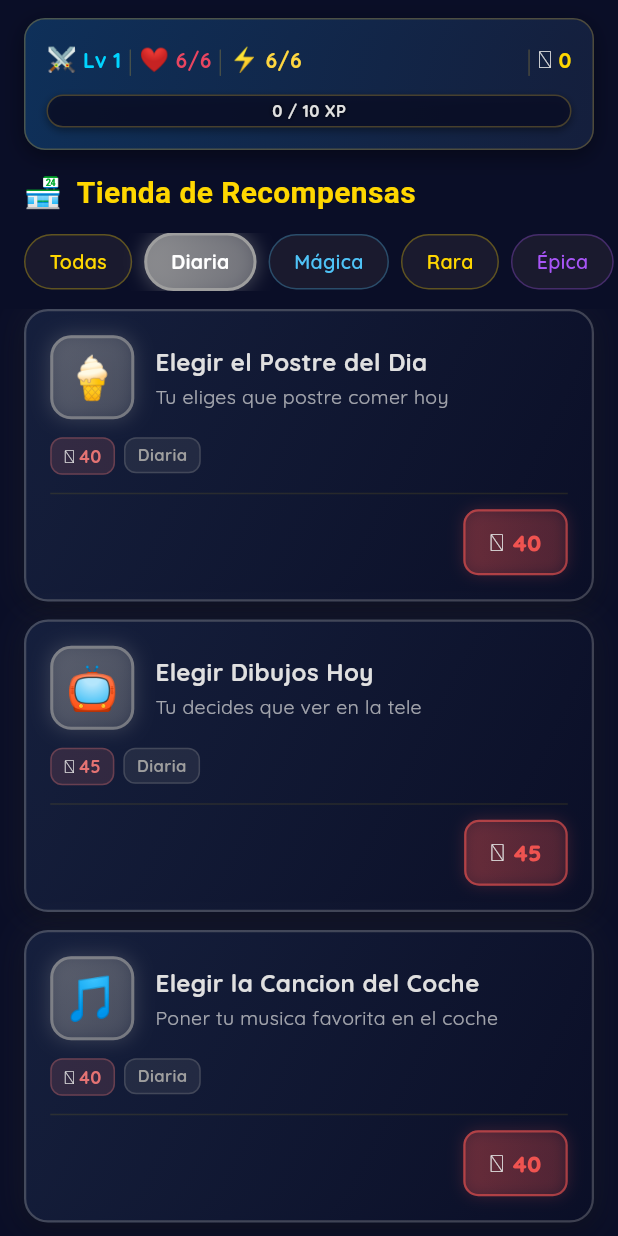
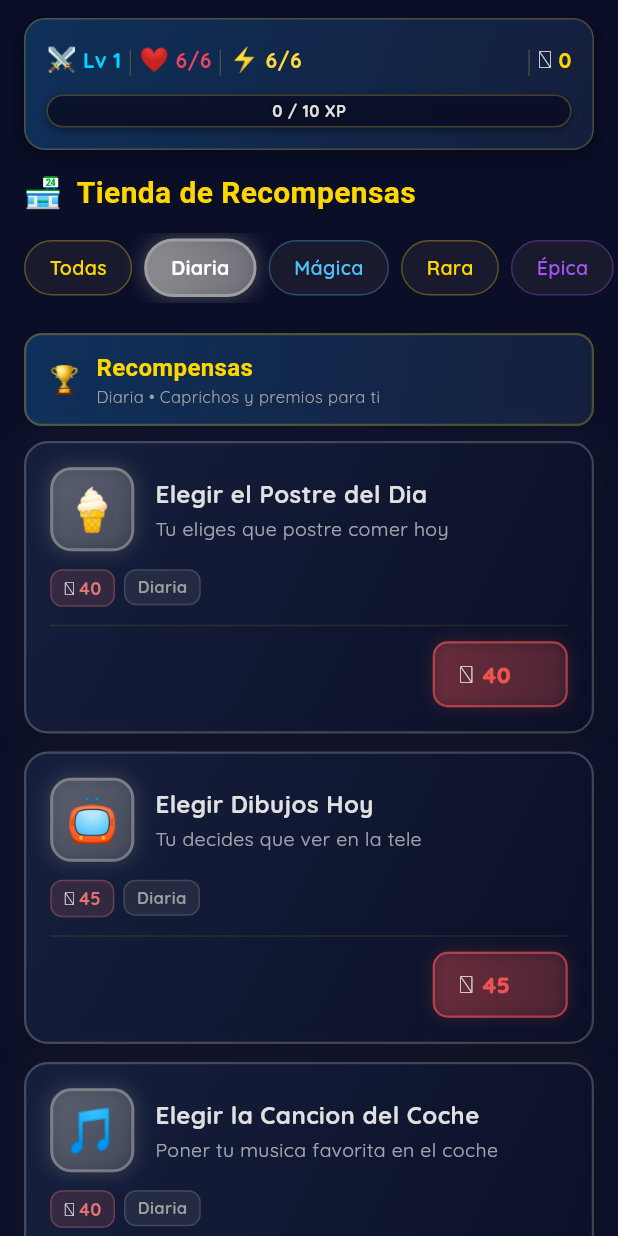
Before and after one commit to Galderolo/Heroina, a Flutter app: the ShopScreen widget shown alone on an empty page, opened directly, after a tap on "Diaria", on a phone screen of 412 x 824 dp. Run offline on Flutter 3.47's test engine with Material 3 defaults, Android fonts, the phone set to English and light mode, and no system bars; our stand-ins replace confetti, get_it, google_fonts, image_picker, shared_preferences; accounts and stored records are empty.

Commit message:
fix: ui improvements

```diff
--- a/FlutterApp/heroesdelhogar/lib/presentation/screens/shop/shop_screen.dart
+++ b/FlutterApp/heroesdelhogar/lib/presentation/screens/shop/shop_screen.dart
@@ -75,7 +75,8 @@
           const SizedBox(height: 12),
 
           // Filtros con scroll horizontal (incluye drag con ratón en web)
-          ScrollConfiguration(
+          ClipRect(
+            child: ScrollConfiguration(
             behavior: ScrollConfiguration.of(context).copyWith(
               dragDevices: {
                 PointerDeviceKind.touch,
@@ -84,8 +85,9 @@
             ),
             child: SingleChildScrollView(
               scrollDirection: Axis.horizontal,
-              padding: const EdgeInsets.symmetric(horizontal: 16),
+              padding: const EdgeInsets.symmetric(horizontal: 16, vertical: 4),
               physics: const BouncingScrollPhysics(),
+              clipBehavior: Clip.hardEdge,
               child: Row(
                 children: [
                   _FilterChip(
@@ -108,6 +110,7 @@
                 ],
               ),
             ),
+          ),
           ),
           const SizedBox(height: 12),
 
@@ -149,12 +152,23 @@
   }
 
   Widget _buildSimpleList(List<Reward> rewards) {
+    // Cabecera de sección según la categoría filtrada
+    final isPotion = _selectedCategory == RewardCategory.potion;
+    final header = _SectionHeader(
+      icon: isPotion ? '\u{2728}' : '\u{1F3C6}',
+      label: isPotion ? 'Consumibles' : 'Recompensas',
+      subtitle: isPotion
+          ? 'Pociones y objetos de un solo uso'
+          : '${_selectedCategory?.displayName ?? ''} \u2022 Caprichos y premios para ti',
+    );
+
     return ListView.builder(
       padding: const EdgeInsets.symmetric(horizontal: 16),
-      itemCount: rewards.length + 1,
+      itemCount: rewards.length + 2, // +1 header, +1 spacer
       itemBuilder: (ctx, idx) {
-        if (idx == rewards.length) return const SizedBox(height: 80);
-        final reward = rewards[idx];
+        if (idx == 0) return header;
+        if (idx == rewards.length + 1) return const SizedBox(height: 80);
+        final reward = rewards[idx - 1];
         return _RewardCard(
           reward: reward,
           onPurchase: () => _buyReward(reward),
@@ -642,7 +656,9 @@
       child: InkWell(
         onTap: onTap,
         borderRadius: BorderRadius.circular(10),
-        child: AnimatedContainer(
+        child: ConstrainedBox(
+          constraints: const BoxConstraints(minWidth: 90),
+          child: AnimatedContainer(
           duration: const Duration(milliseconds: 150),
           padding: const EdgeInsets.symmetric(horizontal: 16, vertical: 9),
           decoration: BoxDecoration(
@@ -685,6 +701,7 @@
               ),
             ],
           ),
+        ),
         ),
       ),
     );
```
